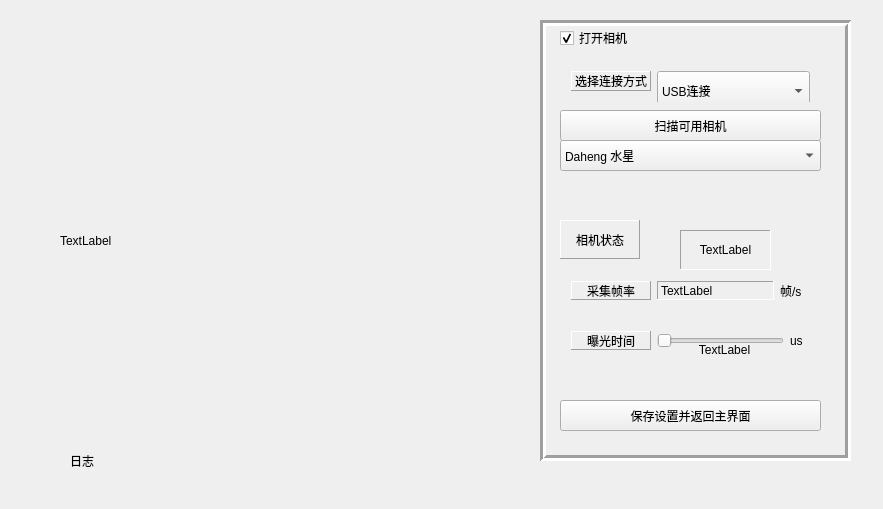
This is Qimage_process/ori_image.ui in tannff/CUDA_imageProcess as Qt 5 draws it before an edit. The edited form follows.
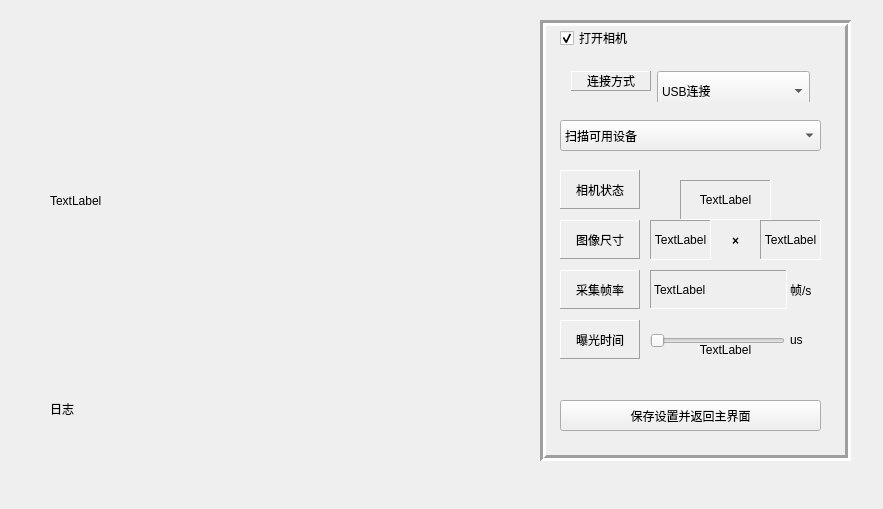
This is the edited form.

The edit to the form file:
```diff
--- a/Qimage_process/ori_image.ui
+++ b/Qimage_process/ori_image.ui
@@ -16,8 +16,8 @@
   <widget class="QLabel" name="label">
    <property name="geometry">
     <rect>
-     <x>60</x>
-     <y>40</y>
+     <x>50</x>
+     <y>0</y>
      <width>481</width>
      <height>401</height>
     </rect>
@@ -26,147 +26,6 @@
     <string>TextLabel</string>
    </property>
   </widget>
-  <widget class="QWidget" name="horizontalLayoutWidget">
-   <property name="geometry">
-    <rect>
-     <x>560</x>
-     <y>270</y>
-     <width>261</width>
-     <height>41</height>
-    </rect>
-   </property>
-   <layout class="QHBoxLayout" name="horizontalLayout">
-    <item>
-     <widget class="QLabel" name="label_3">
-      <property name="minimumSize">
-       <size>
-        <width>60</width>
-        <height>0</height>
-       </size>
-      </property>
-      <property name="maximumSize">
-       <size>
-        <width>80</width>
-        <height>16777215</height>
-       </size>
-      </property>
-      <property name="frameShape">
-       <enum>QFrame::Panel</enum>
-      </property>
-      <property name="frameShadow">
-       <enum>QFrame::Raised</enum>
-      </property>
-      <property name="text">
-       <string>采集帧率</string>
-      </property>
-      <property name="alignment">
-       <set>Qt::AlignCenter</set>
-      </property>
-     </widget>
-    </item>
-    <item>
-     <widget class="QLabel" name="label_6">
-      <property name="frameShape">
-       <enum>QFrame::Panel</enum>
-      </property>
-      <property name="frameShadow">
-       <enum>QFrame::Sunken</enum>
-      </property>
-      <property name="text">
-       <string>TextLabel</string>
-      </property>
-     </widget>
-    </item>
-    <item>
-     <widget class="QLabel" name="label_8">
-      <property name="minimumSize">
-       <size>
-        <width>10</width>
-        <height>0</height>
-       </size>
-      </property>
-      <property name="maximumSize">
-       <size>
-        <width>30</width>
-        <height>16777215</height>
-       </size>
-      </property>
-      <property name="text">
-       <string>帧/s</string>
-      </property>
-     </widget>
-    </item>
-   </layout>
-  </widget>
-  <widget class="QWidget" name="horizontalLayoutWidget_2">
-   <property name="geometry">
-    <rect>
-     <x>560</x>
-     <y>320</y>
-     <width>261</width>
-     <height>41</height>
-    </rect>
-   </property>
-   <layout class="QHBoxLayout" name="horizontalLayout_2">
-    <item>
-     <widget class="QLabel" name="label_4">
-      <property name="minimumSize">
-       <size>
-        <width>80</width>
-        <height>0</height>
-       </size>
-      </property>
-      <property name="frameShape">
-       <enum>QFrame::Panel</enum>
-      </property>
-      <property name="frameShadow">
-       <enum>QFrame::Raised</enum>
-      </property>
-      <property name="text">
-       <string>曝光时间</string>
-      </property>
-      <property name="alignment">
-       <set>Qt::AlignCenter</set>
-      </property>
-     </widget>
-    </item>
-    <item>
-     <widget class="QSlider" name="horizontalSlider">
-      <property name="maximumSize">
-       <size>
-        <width>135</width>
-        <height>16777215</height>
-       </size>
-      </property>
-      <property name="maximum">
-       <number>500000</number>
-      </property>
-      <property name="singleStep">
-       <number>1000</number>
-      </property>
-      <property name="pageStep">
-       <number>1000</number>
-      </property>
-      <property name="orientation">
-       <enum>Qt::Horizontal</enum>
-      </property>
-     </widget>
-    </item>
-    <item>
-     <widget class="QLabel" name="label_5">
-      <property name="minimumSize">
-       <size>
-        <width>20</width>
-        <height>0</height>
-       </size>
-      </property>
-      <property name="text">
-       <string>us</string>
-      </property>
-     </widget>
-    </item>
-   </layout>
-  </widget>
   <widget class="QWidget" name="horizontalLayoutWidget_4">
    <property name="geometry">
     <rect>
@@ -198,7 +57,7 @@
        <enum>QFrame::Raised</enum>
       </property>
       <property name="text">
-       <string>选择连接方式</string>
+       <string>连接方式</string>
       </property>
       <property name="alignment">
        <set>Qt::AlignCenter</set>
@@ -231,7 +90,7 @@
    <property name="geometry">
     <rect>
      <x>680</x>
-     <y>230</y>
+     <y>180</y>
      <width>91</width>
      <height>40</height>
     </rect>
@@ -265,7 +124,7 @@
    <property name="geometry">
     <rect>
      <x>560</x>
-     <y>220</y>
+     <y>170</y>
      <width>80</width>
      <height>39</height>
     </rect>
@@ -346,24 +205,11 @@
     <bool>true</bool>
    </property>
   </widget>
-  <widget class="QPushButton" name="pushButton_2">
-   <property name="geometry">
-    <rect>
-     <x>560</x>
-     <y>110</y>
-     <width>261</width>
-     <height>31</height>
-    </rect>
-   </property>
-   <property name="text">
-    <string>扫描可用相机</string>
-   </property>
-  </widget>
   <widget class="QComboBox" name="comboBox_2">
    <property name="geometry">
     <rect>
      <x>560</x>
-     <y>140</y>
+     <y>120</y>
      <width>261</width>
      <height>31</height>
     </rect>
@@ -374,6 +220,11 @@
      <height>20</height>
     </size>
    </property>
+   <item>
+    <property name="text">
+     <string>扫描可用设备</string>
+    </property>
+   </item>
    <item>
     <property name="text">
      <string>Daheng 水星 </string>
@@ -393,7 +244,7 @@
   <widget class="QLabel" name="label_11">
    <property name="geometry">
     <rect>
-     <x>699</x>
+     <x>700</x>
      <y>330</y>
      <width>51</width>
      <height>39</height>
@@ -415,15 +266,295 @@
   <widget class="QLabel" name="label_12">
    <property name="geometry">
     <rect>
-     <x>70</x>
-     <y>440</y>
-     <width>451</width>
-     <height>41</height>
+     <x>50</x>
+     <y>400</y>
+     <width>491</width>
+     <height>51</height>
     </rect>
    </property>
    <property name="text">
     <string>日志</string>
    </property>
+   <property name="alignment">
+    <set>Qt::AlignLeading|Qt::AlignLeft|Qt::AlignTop</set>
+   </property>
+  </widget>
+  <widget class="QLabel" name="label_13">
+   <property name="geometry">
+    <rect>
+     <x>560</x>
+     <y>220</y>
+     <width>80</width>
+     <height>39</height>
+    </rect>
+   </property>
+   <property name="sizePolicy">
+    <sizepolicy hsizetype="Fixed" vsizetype="Preferred">
+     <horstretch>0</horstretch>
+     <verstretch>0</verstretch>
+    </sizepolicy>
+   </property>
+   <property name="maximumSize">
+    <size>
+     <width>80</width>
+     <height>40</height>
+    </size>
+   </property>
+   <property name="frameShape">
+    <enum>QFrame::Panel</enum>
+   </property>
+   <property name="frameShadow">
+    <enum>QFrame::Raised</enum>
+   </property>
+   <property name="text">
+    <string>图像尺寸</string>
+   </property>
+   <property name="alignment">
+    <set>Qt::AlignCenter</set>
+   </property>
+  </widget>
+  <widget class="QLabel" name="label_14">
+   <property name="geometry">
+    <rect>
+     <x>650</x>
+     <y>220</y>
+     <width>61</width>
+     <height>40</height>
+    </rect>
+   </property>
+   <property name="sizePolicy">
+    <sizepolicy hsizetype="Fixed" vsizetype="Preferred">
+     <horstretch>0</horstretch>
+     <verstretch>0</verstretch>
+    </sizepolicy>
+   </property>
+   <property name="maximumSize">
+    <size>
+     <width>100</width>
+     <height>40</height>
+    </size>
+   </property>
+   <property name="frameShape">
+    <enum>QFrame::Panel</enum>
+   </property>
+   <property name="frameShadow">
+    <enum>QFrame::Sunken</enum>
+   </property>
+   <property name="text">
+    <string>TextLabel</string>
+   </property>
+   <property name="alignment">
+    <set>Qt::AlignCenter</set>
+   </property>
+  </widget>
+  <widget class="QLabel" name="label_15">
+   <property name="geometry">
+    <rect>
+     <x>720</x>
+     <y>220</y>
+     <width>31</width>
+     <height>41</height>
+    </rect>
+   </property>
+   <property name="font">
+    <font>
+     <weight>75</weight>
+     <bold>true</bold>
+    </font>
+   </property>
+   <property name="text">
+    <string>×</string>
+   </property>
+   <property name="alignment">
+    <set>Qt::AlignCenter</set>
+   </property>
+  </widget>
+  <widget class="QLabel" name="label_16">
+   <property name="geometry">
+    <rect>
+     <x>760</x>
+     <y>220</y>
+     <width>61</width>
+     <height>40</height>
+    </rect>
+   </property>
+   <property name="sizePolicy">
+    <sizepolicy hsizetype="Fixed" vsizetype="Preferred">
+     <horstretch>0</horstretch>
+     <verstretch>0</verstretch>
+    </sizepolicy>
+   </property>
+   <property name="maximumSize">
+    <size>
+     <width>100</width>
+     <height>40</height>
+    </size>
+   </property>
+   <property name="frameShape">
+    <enum>QFrame::Panel</enum>
+   </property>
+   <property name="frameShadow">
+    <enum>QFrame::Sunken</enum>
+   </property>
+   <property name="text">
+    <string>TextLabel</string>
+   </property>
+   <property name="alignment">
+    <set>Qt::AlignCenter</set>
+   </property>
+  </widget>
+  <widget class="QLabel" name="label_6">
+   <property name="geometry">
+    <rect>
+     <x>650</x>
+     <y>270</y>
+     <width>137</width>
+     <height>39</height>
+    </rect>
+   </property>
+   <property name="frameShape">
+    <enum>QFrame::Panel</enum>
+   </property>
+   <property name="frameShadow">
+    <enum>QFrame::Sunken</enum>
+   </property>
+   <property name="text">
+    <string>TextLabel</string>
+   </property>
+  </widget>
+  <widget class="QLabel" name="label_8">
+   <property name="geometry">
+    <rect>
+     <x>790</x>
+     <y>270</y>
+     <width>30</width>
+     <height>39</height>
+    </rect>
+   </property>
+   <property name="minimumSize">
+    <size>
+     <width>10</width>
+     <height>0</height>
+    </size>
+   </property>
+   <property name="maximumSize">
+    <size>
+     <width>30</width>
+     <height>16777215</height>
+    </size>
+   </property>
+   <property name="text">
+    <string>帧/s</string>
+   </property>
+  </widget>
+  <widget class="QLabel" name="label_3">
+   <property name="geometry">
+    <rect>
+     <x>560</x>
+     <y>270</y>
+     <width>80</width>
+     <height>39</height>
+    </rect>
+   </property>
+   <property name="minimumSize">
+    <size>
+     <width>60</width>
+     <height>0</height>
+    </size>
+   </property>
+   <property name="maximumSize">
+    <size>
+     <width>80</width>
+     <height>16777215</height>
+    </size>
+   </property>
+   <property name="frameShape">
+    <enum>QFrame::Panel</enum>
+   </property>
+   <property name="frameShadow">
+    <enum>QFrame::Raised</enum>
+   </property>
+   <property name="text">
+    <string>采集帧率</string>
+   </property>
+   <property name="alignment">
+    <set>Qt::AlignCenter</set>
+   </property>
+  </widget>
+  <widget class="QLabel" name="label_4">
+   <property name="geometry">
+    <rect>
+     <x>560</x>
+     <y>320</y>
+     <width>80</width>
+     <height>39</height>
+    </rect>
+   </property>
+   <property name="minimumSize">
+    <size>
+     <width>80</width>
+     <height>0</height>
+    </size>
+   </property>
+   <property name="frameShape">
+    <enum>QFrame::Panel</enum>
+   </property>
+   <property name="frameShadow">
+    <enum>QFrame::Raised</enum>
+   </property>
+   <property name="text">
+    <string>曝光时间</string>
+   </property>
+   <property name="alignment">
+    <set>Qt::AlignCenter</set>
+   </property>
+  </widget>
+  <widget class="QSlider" name="horizontalSlider">
+   <property name="geometry">
+    <rect>
+     <x>650</x>
+     <y>330</y>
+     <width>135</width>
+     <height>22</height>
+    </rect>
+   </property>
+   <property name="maximumSize">
+    <size>
+     <width>135</width>
+     <height>16777215</height>
+    </size>
+   </property>
+   <property name="maximum">
+    <number>500000</number>
+   </property>
+   <property name="singleStep">
+    <number>1000</number>
+   </property>
+   <property name="pageStep">
+    <number>1000</number>
+   </property>
+   <property name="orientation">
+    <enum>Qt::Horizontal</enum>
+   </property>
+  </widget>
+  <widget class="QLabel" name="label_5">
+   <property name="geometry">
+    <rect>
+     <x>790</x>
+     <y>320</y>
+     <width>20</width>
+     <height>39</height>
+    </rect>
+   </property>
+   <property name="minimumSize">
+    <size>
+     <width>20</width>
+     <height>0</height>
+    </size>
+   </property>
+   <property name="text">
+    <string>us</string>
+   </property>
   </widget>
   <zorder>label_2</zorder>
   <zorder>label</zorder>
```
Left out of the diff: 31 changed lines with no effect on the pictures.
